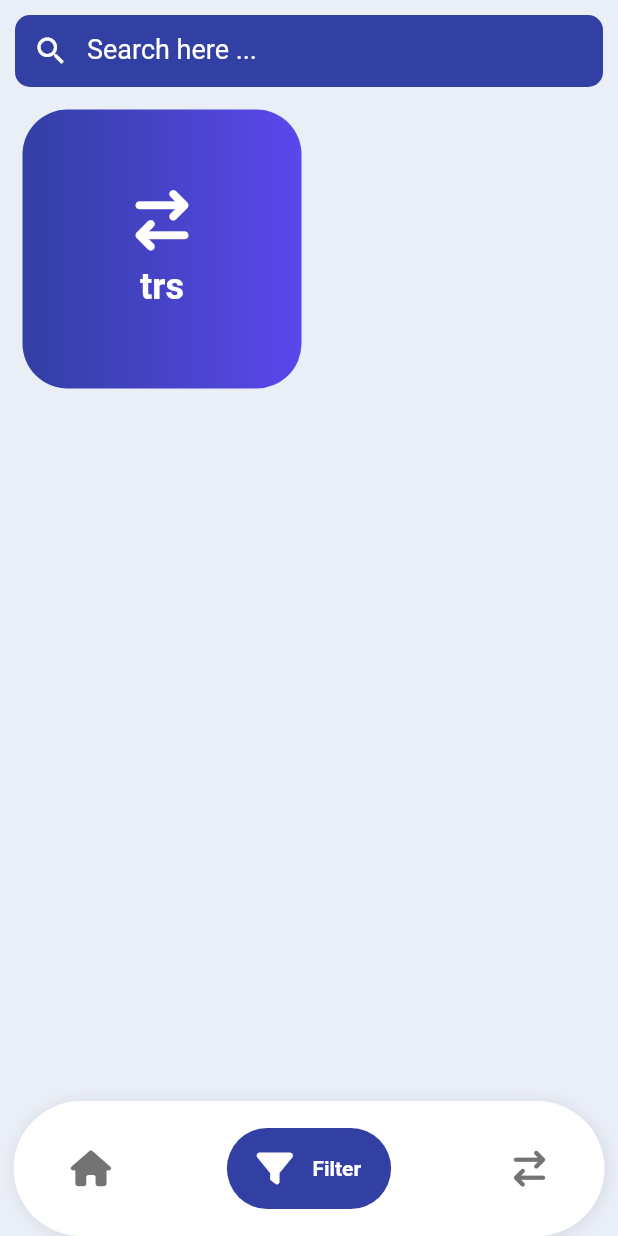
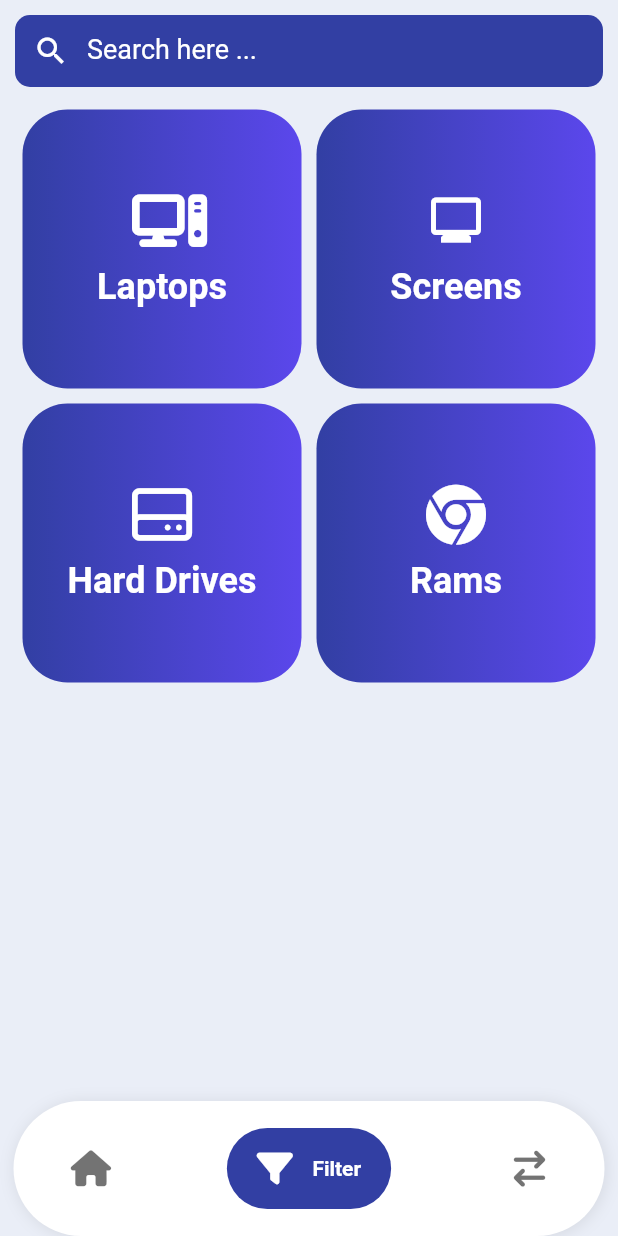
Before and after one commit to Ala-Alsanea/E_market, a Flutter app: the screen it shows after launch, item 2 of the bottom bar chosen, on a phone screen of 412 x 824 dp. Run offline on Flutter 3.47's test engine with Material 2 defaults, Android fonts, the phone set to English and light mode, and no system bars; drawn by our look-alikes of google_nav_bar; our stand-ins replace font_awesome_flutter; missing offline and left inert: dart:ffi; network calls fail.

Commit message:
edit search page ui

```diff
--- a/lib/pages/category_page.dart
+++ b/lib/pages/category_page.dart
@@ -3,8 +3,6 @@
 import 'package:e_maecket/Config/size_config.dart';
 import 'package:flutter/material.dart';
 import 'package:font_awesome_flutter/font_awesome_flutter.dart';
-import 'package:getwidget/components/card/gf_card.dart';
-import 'package:getwidget/components/list_tile/gf_list_tile.dart';
 
 import '../Config/components/car_category_card.dart';
 import '../Config/components/item_category.dart';
--- a/lib/pages/search_page.dart
+++ b/lib/pages/search_page.dart
@@ -11,7 +11,10 @@ import '../Config/components/text_input.dart';
 
 class SearchPage extends StatefulWidget {
   List category = [
-    {'text': 'trs', 'icon': FontAwesomeIcons.arrowRightArrowLeft},
+    {'text': 'Laptops', 'icon': FontAwesomeIcons.computer},
+    {'text': 'Screens', 'icon': Icons.monitor},
+    {'text': 'Hard Drives', 'icon': FontAwesomeIcons.hardDrive},
+    {'text': 'Rams', 'icon': FontAwesomeIcons.chrome},
   ];
 
   SearchPage({
@@ -38,7 +41,6 @@ class _SearchPageState extends State<SearchPage> {
             itemBuilder: (context, index) => ItemCategory(
               text: widget.category[index]['text'],
               icon: widget.category[index]['icon'],
-
               onTap: () {
                 print(index);
                 setState(() {
@@ -49,7 +51,6 @@ class _SearchPageState extends State<SearchPage> {
                       ));
                 });
               },
-
             ),
           ),
         )
```
Also changed, not shown: pubspec.lock.
